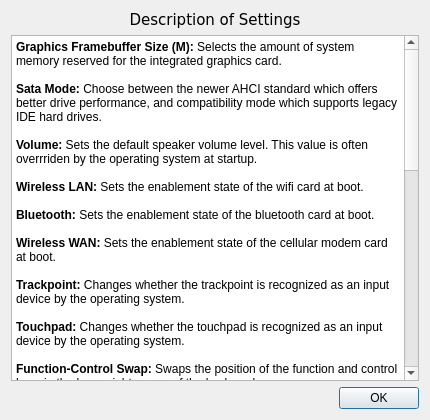
This is src/x220/infowindow.ui in JaGoLi/corevantage as Qt 5 draws it before an edit. The edited form follows.
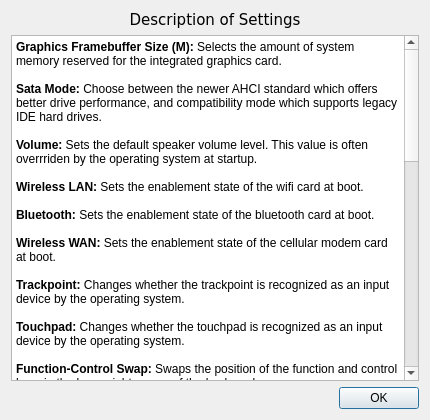
This is the edited form.

Commit message: fixed bug in X220/X230 port and added documentation

```diff
--- a/src/x220/infowindow.ui
+++ b/src/x220/infowindow.ui
@@ -77,8 +77,6 @@
 &lt;p style=&quot;-qt-paragraph-type:empty; margin-top:0px; margin-bottom:0px; margin-left:0px; margin-right:0px; -qt-block-indent:0; text-indent:0px;&quot;&gt;&lt;br /&gt;&lt;/p&gt;
 &lt;p style=&quot; margin-top:0px; margin-bottom:0px; margin-left:0px; margin-right:0px; -qt-block-indent:0; text-indent:0px;&quot;&gt;&lt;span style=&quot; font-weight:600;&quot;&gt;Power Management Beeps: &lt;/span&gt;Toggles whether there are audible beeps upon inserting and removing the charger from the computer.&lt;/p&gt;
 &lt;p style=&quot;-qt-paragraph-type:empty; margin-top:0px; margin-bottom:0px; margin-left:0px; margin-right:0px; -qt-block-indent:0; text-indent:0px;&quot;&gt;&lt;br /&gt;&lt;/p&gt;
-&lt;p style=&quot; margin-top:0px; margin-bottom:0px; margin-left:0px; margin-right:0px; -qt-block-indent:0; text-indent:0px;&quot;&gt;&lt;span style=&quot; font-weight:600;&quot;&gt;Low Battery Beep: &lt;/span&gt;Toggles whether there is a beep to let the user know that the battery is at a critically low state.&lt;/p&gt;
-&lt;p style=&quot;-qt-paragraph-type:empty; margin-top:0px; margin-bottom:0px; margin-left:0px; margin-right:0px; -qt-block-indent:0; text-indent:0px;&quot;&gt;&lt;br /&gt;&lt;/p&gt;
 &lt;p style=&quot; margin-top:0px; margin-bottom:0px; margin-left:0px; margin-right:0px; -qt-block-indent:0; text-indent:0px;&quot;&gt;&lt;span style=&quot; font-weight:600;&quot;&gt;USB Always On: &lt;/span&gt;Selects whether the USB charge port is enabled while on AC power and battery power, only on AC, or not at all.&lt;/p&gt;
 &lt;p style=&quot;-qt-paragraph-type:empty; margin-top:0px; margin-bottom:0px; margin-left:0px; margin-right:0px; -qt-block-indent:0; text-indent:0px;&quot;&gt;&lt;br /&gt;&lt;/p&gt;
 &lt;p style=&quot; margin-top:0px; margin-bottom:0px; margin-left:0px; margin-right:0px; -qt-block-indent:0; text-indent:0px;&quot;&gt;&lt;span style=&quot; font-weight:600;&quot;&gt;First Battery: &lt;/span&gt;Selects which battery gets discharged first. This applies to systems with an add-on battery.&lt;/p&gt;
@@ -89,6 +87,10 @@
 &lt;p style=&quot;-qt-paragraph-type:empty; margin-top:0px; margin-bottom:0px; margin-left:0px; margin-right:0px; -qt-block-indent:0; text-indent:0px;&quot;&gt;&lt;br /&gt;&lt;/p&gt;
 &lt;p style=&quot; margin-top:0px; margin-bottom:0px; margin-left:0px; margin-right:0px; -qt-block-indent:0; text-indent:0px;&quot;&gt;&lt;span style=&quot; font-weight:600;&quot;&gt;Reboot Counter: &lt;/span&gt;Sets the amount of times rebooting from a test image will be allowed before trying to boot from fallback.&lt;/p&gt;
 &lt;p style=&quot;-qt-paragraph-type:empty; margin-top:0px; margin-bottom:0px; margin-left:0px; margin-right:0px; -qt-block-indent:0; text-indent:0px;&quot;&gt;&lt;br /&gt;&lt;/p&gt;
+&lt;p style=&quot; margin-top:0px; margin-bottom:0px; margin-left:0px; margin-right:0px; -qt-block-indent:0; text-indent:0px;&quot;&gt;&lt;span style=&quot; font-weight:600;&quot;&gt;Management Engine (ME) State: &lt;/span&gt;Selects whether the management engine is fully enabled, or soft-disabled. This setting only has an effect on systems that have not had &lt;span style=&quot; font-style:italic;&quot;&gt;me_cleaner&lt;/span&gt; run on them.&lt;/p&gt;
+&lt;p style=&quot;-qt-paragraph-type:empty; margin-top:0px; margin-bottom:0px; margin-left:0px; margin-right:0px; -qt-block-indent:0; text-indent:0px;&quot;&gt;&lt;br /&gt;&lt;/p&gt;
+&lt;p style=&quot; margin-top:0px; margin-bottom:0px; margin-left:0px; margin-right:0px; -qt-block-indent:0; text-indent:0px;&quot;&gt;&lt;span style=&quot; font-weight:600;&quot;&gt;ME Reset Counter: &lt;/span&gt;Sets the amount of times after which the management engine state will revert to default in the event of a CMOS failure.&lt;/p&gt;
+&lt;p style=&quot;-qt-paragraph-type:empty; margin-top:0px; margin-bottom:0px; margin-left:0px; margin-right:0px; -qt-block-indent:0; text-indent:0px;&quot;&gt;&lt;br /&gt;&lt;/p&gt;
 &lt;p style=&quot; margin-top:0px; margin-bottom:0px; margin-left:0px; margin-right:0px; -qt-block-indent:0; text-indent:0px;&quot;&gt;&lt;span style=&quot; font-weight:600;&quot;&gt;Debug Level: &lt;/span&gt;Sets the amount of debug information to be outputed. &amp;quot;Spew&amp;quot; is the least amount and &amp;quot;Emergency&amp;quot; gives the most information.&lt;/p&gt;
 &lt;p style=&quot;-qt-paragraph-type:empty; margin-top:0px; margin-bottom:0px; margin-left:0px; margin-right:0px; -qt-block-indent:0; text-indent:0px;&quot;&gt;&lt;br /&gt;&lt;/p&gt;
 &lt;p style=&quot; margin-top:0px; margin-bottom:0px; margin-left:0px; margin-right:0px; -qt-block-indent:0; text-indent:0px;&quot;&gt;&lt;span style=&quot; font-weight:600;&quot;&gt;Non-Maskable Interrupts: &lt;/span&gt;Selects whether the system reports critical hardware errors to the operating system. It is important to leave this enabled unless for specific debugging purposes.&lt;/p&gt;
```
The commit also changes 1 other file.
